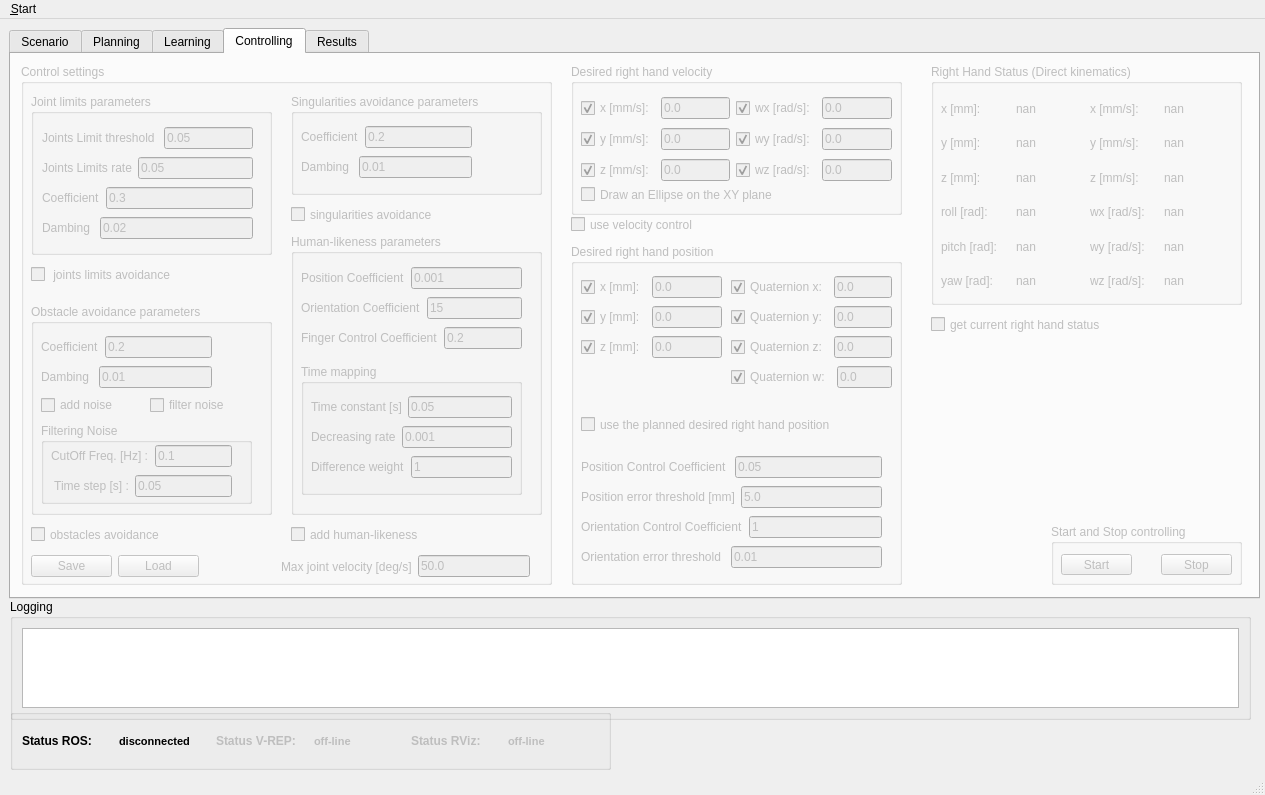
The window that ui/main_window.ui (zohannn/motion_manager) describes before a commit, drawn with Qt 5.
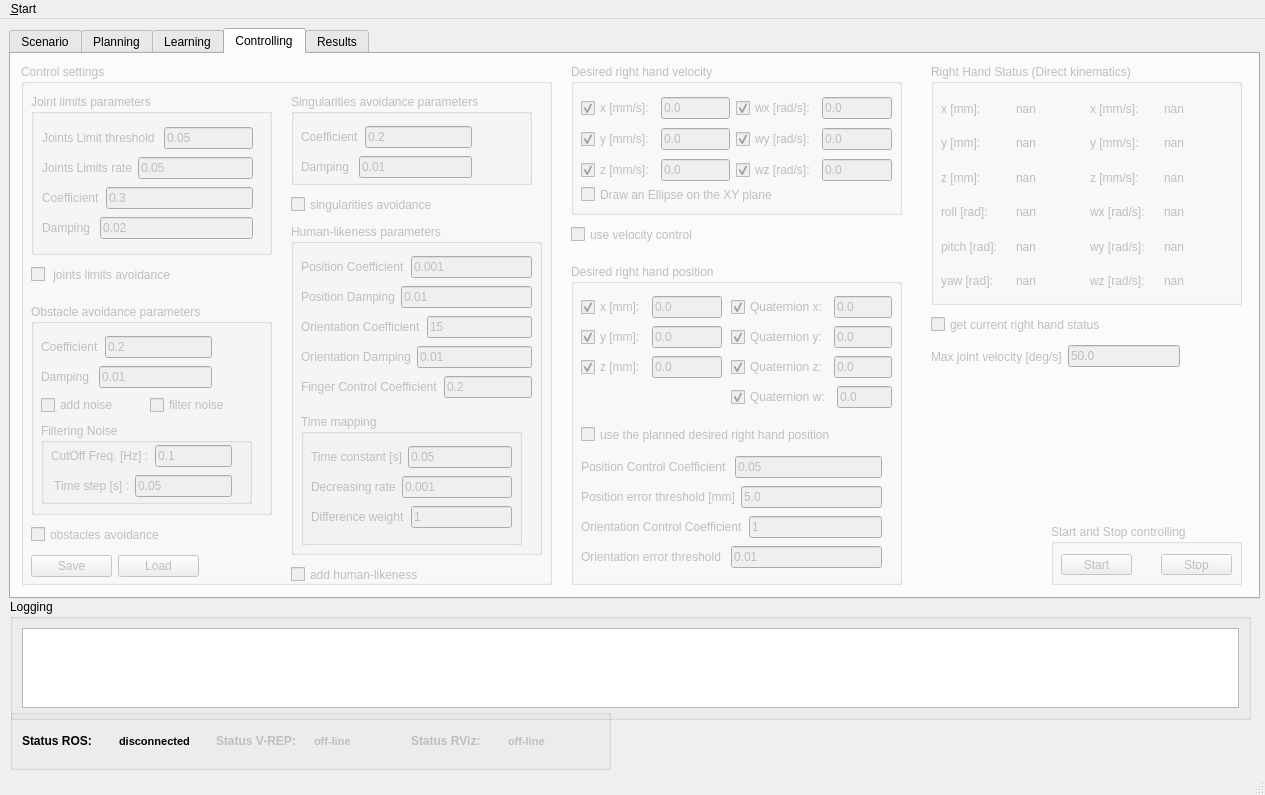
The same window after the commit. Icons and pictures are not drawn. Custom widgets are drawn as their Qt base class.

Patch:
```diff
--- a/ui/main_window.ui
+++ b/ui/main_window.ui
@@ -1917,9 +1917,9 @@
       <property name="geometry">
        <rect>
         <x>560</x>
-        <y>190</y>
+        <y>210</y>
         <width>331</width>
-        <height>341</height>
+        <height>321</height>
        </rect>
       </property>
       <property name="title">
@@ -1929,7 +1929,7 @@
        <property name="geometry">
         <rect>
          <x>10</x>
-         <y>170</y>
+         <y>160</y>
          <width>291</width>
          <height>21</height>
         </rect>
@@ -2109,11 +2109,11 @@
         </item>
        </layout>
       </widget>
-      <widget class="QWidget" name="">
+      <widget class="QWidget" name="layoutWidget">
        <property name="geometry">
         <rect>
          <x>10</x>
-         <y>210</y>
+         <y>190</y>
          <width>301</width>
          <height>120</height>
         </rect>
@@ -2211,7 +2211,7 @@
       <property name="geometry">
        <rect>
         <x>560</x>
-        <y>160</y>
+        <y>170</y>
         <width>181</width>
         <height>21</height>
        </rect>
@@ -2536,7 +2536,7 @@
        <property name="geometry">
         <rect>
          <x>270</x>
-         <y>460</y>
+         <y>500</y>
          <width>171</width>
          <height>21</height>
         </rect>
@@ -2562,7 +2562,7 @@
        <property name="geometry">
         <rect>
          <x>270</x>
-         <y>140</y>
+         <y>130</y>
          <width>171</width>
          <height>21</height>
         </rect>
@@ -2668,7 +2668,7 @@
            <item>
             <widget class="QLabel" name="label_jlim_damping">
              <property name="text">
-              <string>Dambing </string>
+              <string>Damping </string>
              </property>
             </widget>
            </item>
@@ -2689,8 +2689,8 @@
         <rect>
          <x>270</x>
          <y>30</y>
-         <width>251</width>
-         <height>101</height>
+         <width>241</width>
+         <height>91</height>
         </rect>
        </property>
        <property name="title">
@@ -2729,7 +2729,7 @@
            <item>
             <widget class="QLabel" name="label_sing_damping">
              <property name="text">
-              <string>Dambing </string>
+              <string>Damping </string>
              </property>
             </widget>
            </item>
@@ -2745,32 +2745,6 @@
         </layout>
        </widget>
       </widget>
-      <widget class="QWidget" name="layoutWidget">
-       <property name="geometry">
-        <rect>
-         <x>260</x>
-         <y>490</y>
-         <width>249</width>
-         <height>25</height>
-        </rect>
-       </property>
-       <layout class="QHBoxLayout" name="horizontalLayout_301">
-        <item>
-         <widget class="QLabel" name="label_vel_max">
-          <property name="text">
-           <string>Max joint velocity [deg/s]</string>
-          </property>
-         </widget>
-        </item>
-        <item>
-         <widget class="QLineEdit" name="lineEdit_vel_max">
-          <property name="text">
-           <string>50.0</string>
-          </property>
-         </widget>
-        </item>
-       </layout>
-      </widget>
       <widget class="QGroupBox" name="groupBox_obsts_av_params">
        <property name="geometry">
         <rect>
@@ -2816,7 +2790,7 @@
            <item>
             <widget class="QLabel" name="label_obsts_damping">
              <property name="text">
-              <string>Dambing </string>
+              <string>Damping </string>
              </property>
             </widget>
            </item>
@@ -2926,9 +2900,9 @@
        <property name="geometry">
         <rect>
          <x>270</x>
-         <y>170</y>
+         <y>160</y>
          <width>251</width>
-         <height>281</height>
+         <height>331</height>
         </rect>
        </property>
        <property name="title">
@@ -2938,7 +2912,7 @@
         <property name="geometry">
          <rect>
           <x>10</x>
-          <y>130</y>
+          <y>190</y>
           <width>221</width>
           <height>131</height>
          </rect>
@@ -3017,9 +2991,9 @@
         <property name="geometry">
          <rect>
           <x>10</x>
-          <y>31</y>
-          <width>221</width>
-          <height>89</height>
+          <y>30</y>
+          <width>231</width>
+          <height>151</height>
          </rect>
         </property>
         <layout class="QVBoxLayout" name="verticalLayout_104">
@@ -3041,6 +3015,24 @@
            </item>
           </layout>
          </item>
+         <item>
+          <layout class="QHBoxLayout" name="horizontalLayout_578">
+           <item>
+            <widget class="QLabel" name="label_hl_pos_damping">
+             <property name="text">
+              <string>Position Damping</string>
+             </property>
+            </widget>
+           </item>
+           <item>
+            <widget class="QLineEdit" name="lineEdit_hl_pos_damping">
+             <property name="text">
+              <string>0.01</string>
+             </property>
+            </widget>
+           </item>
+          </layout>
+         </item>
          <item>
           <layout class="QHBoxLayout" name="horizontalLayout_566">
            <item>
@@ -3059,6 +3051,24 @@
            </item>
           </layout>
          </item>
+         <item>
+          <layout class="QHBoxLayout" name="horizontalLayout_579">
+           <item>
+            <widget class="QLabel" name="label_hl_or_damping">
+             <property name="text">
+              <string>Orientation Damping</string>
+             </property>
+            </widget>
+           </item>
+           <item>
+            <widget class="QLineEdit" name="lineEdit_hl_or_damping">
+             <property name="text">
+              <string>0.01</string>
+             </property>
+            </widget>
+           </item>
+          </layout>
+         </item>
          <item>
           <layout class="QHBoxLayout" name="horizontalLayout_577">
            <item>
@@ -3117,6 +3127,32 @@
       <zorder>groupBox_obsts_av_params</zorder>
       <zorder>groupBox_hl_add_params</zorder>
      </widget>
+     <widget class="QWidget" name="layoutWidget">
+      <property name="geometry">
+       <rect>
+        <x>920</x>
+        <y>290</y>
+        <width>249</width>
+        <height>25</height>
+       </rect>
+      </property>
+      <layout class="QHBoxLayout" name="horizontalLayout_301">
+       <item>
+        <widget class="QLabel" name="label_vel_max">
+         <property name="text">
+          <string>Max joint velocity [deg/s]</string>
+         </property>
+        </widget>
+       </item>
+       <item>
+        <widget class="QLineEdit" name="lineEdit_vel_max">
+         <property name="text">
+          <string>50.0</string>
+         </property>
+        </widget>
+       </item>
+      </layout>
+     </widget>
     </widget>
     <widget class="QWidget" name="tab_results">
      <property name="enabled">
```
Left out of the diff: 1 changed line with no effect on the pictures.
